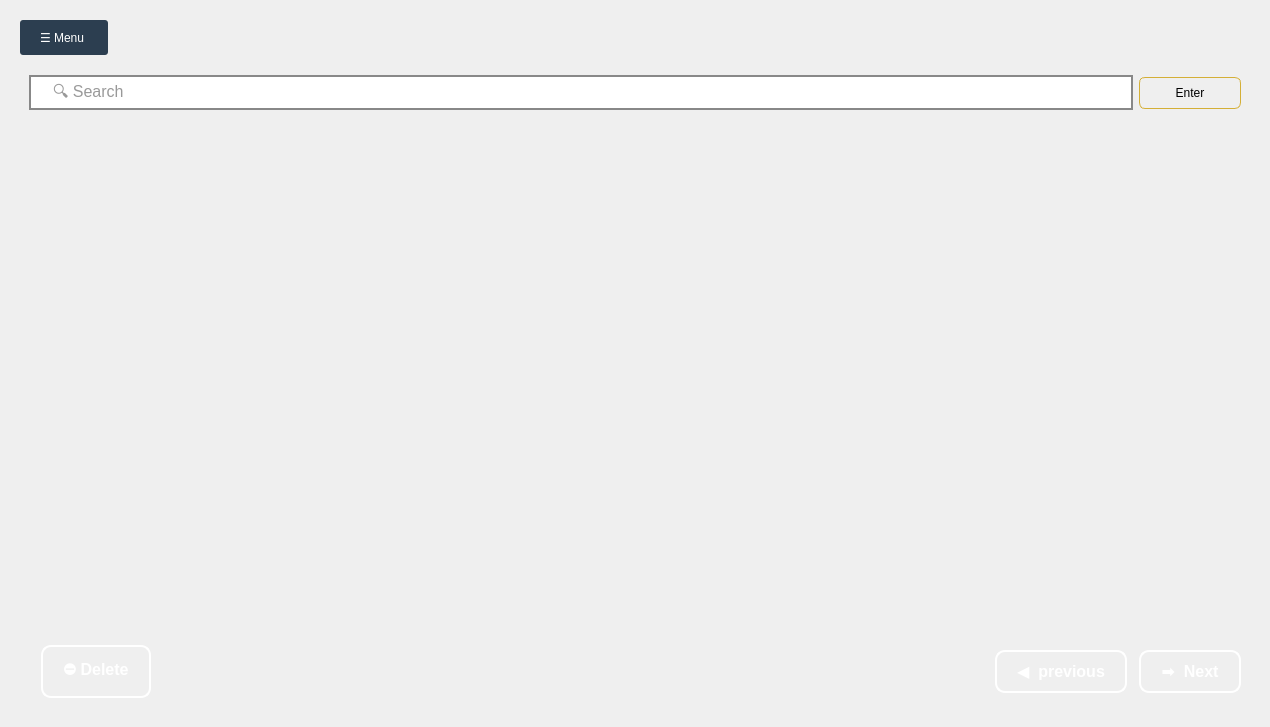
First picture: the form in admin.ui, repository MegaMineDSS/LuxeMine, before the edit.
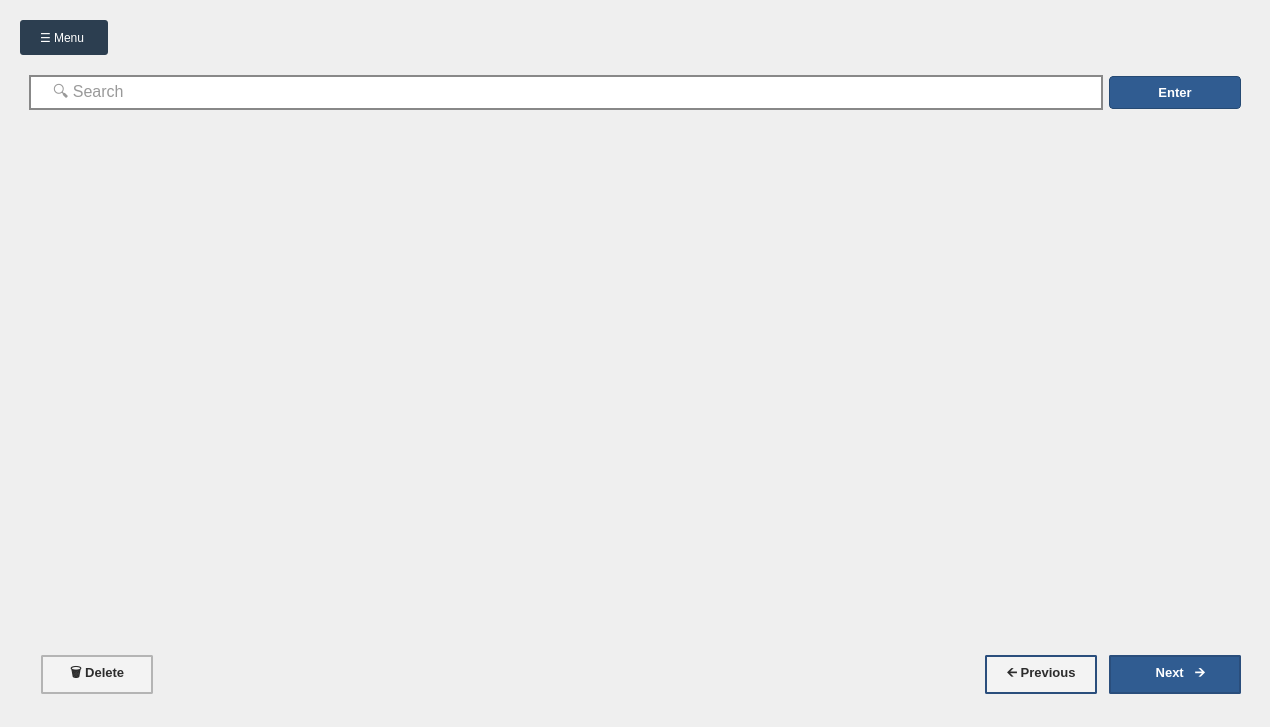
Second picture: the form after the edit. The open tabs and pages were chosen to show the change. Icons and pictures are not drawn.

Commit message: Implemented UI for table widget

```diff
--- a/admin.ui
+++ b/admin.ui
@@ -643,18 +643,19 @@
                <property name="font">
                 <font>
                  <pointsize>-1</pointsize>
-                 <bold>true</bold>
+                 <fontweight>DemiBold</fontweight>
                 </font>
                </property>
                <property name="styleSheet">
                 <string notr="true">QPushButton {
-    background: transparent;
-    border: 2px solid #ffffff;  /* White border */
-    color: #ffffff;  /* White text */
-    font-size: 16px;
-    font-weight: bold;
-    border-radius: 10px;
-    padding: 10px 20px;
+    background-color: #F3F3F3;
+    border: 1.5px solid #B4B4B4;
+    border-radius: 2px;
+    color: #2C2C2C;
+    font-size: 13px;
+    font-weight: 600;
+    padding: 6px 14px;
+    min-width: 80px;
 }
 
 QPushButton:hover {
@@ -668,10 +669,15 @@
     border-color: #ffffff;  /* White border on press */
     color: #f39c12;  /* Darker gold text on press */
 }
-</string>
+
+QPushButton:disabled {
+    background-color: #F0F0F0;
+    color: #A0A0A0;
+    border: 1.5px solid #D0D0D0;
+}</string>
                </property>
                <property name="text">
-                <string>⛔ Delete</string>
+                <string>🗑 Delete</string>
                </property>
               </widget>
              </item>
@@ -706,24 +712,26 @@
                <property name="font">
                 <font>
                  <pointsize>-1</pointsize>
-                 <bold>true</bold>
+                 <fontweight>DemiBold</fontweight>
                 </font>
                </property>
                <property name="styleSheet">
-                <string notr="true">QPushButton {
-    background: transparent;
-    border: 2px solid #ffffff;  /* White border */
-    color: #ffffff;  /* White text */
-    font-size: 16px;
-    font-weight: bold;
-    border-radius: 10px;
-    padding: 10px 20px;
+                <string notr="true">QPushButton:disabled {
+    background-color: #F0F0F0;
+    color: #A0A0A0;
+    border: 1.5px solid #D0D0D0;
 }
 
-QPushButton:hover {
-    background-color: rgba(255, 215, 0, 0.1);  /* Light gold background on hover */
-    border-color: #ffffff;  /* White border on hover */
-    color: #f1c40f;  /* Bright gold text on hover */
+
+QPushButton#next_image {
+    background-color: #305C91;
+    color: white;
+    border: 1.5px solid #2A4E7C;
+    border-radius: 2px;
+    font-size: 13px;
+    font-weight: 600;
+    padding: 6px 14px;
+    min-width: 80px;
 }
 
 QPushButton:pressed {
@@ -731,10 +739,14 @@
     border-color: #ffffff;  /* White border on press */
     color: #f39c12;  /* Darker gold text on press */
 }
-</string>
+
+QPushButton#next_image:pressed {
+    background-color: #254166;
+    border: 1.5px solid #1E3554;
+}</string>
                </property>
                <property name="text">
-                <string>➡️  Next</string>
+                <string>   Next   🡪</string>
                </property>
               </widget>
              </item>
@@ -782,18 +794,19 @@
                <property name="font">
                 <font>
                  <pointsize>-1</pointsize>
-                 <bold>true</bold>
+                 <fontweight>DemiBold</fontweight>
                 </font>
                </property>
                <property name="styleSheet">
                 <string notr="true">QPushButton {
-    background: transparent;
-    border: 2px solid #ffffff;  /* White border */
-    color: #ffffff;  /* White text */
-    font-size: 16px;
-    font-weight: bold;
-    border-radius: 10px;
-    padding: 10px 20px;
+    background-color: #F3F3F3;
+    border: 1.5px solid #2A4E7C;
+    border-radius: 2px;
+    color: #2C2C2C;
+    font-size: 13px;
+    font-weight: 600;
+    padding: 6px 14px;
+    min-width: 80px;
 }
 
 QPushButton:hover {
@@ -807,10 +820,15 @@
     border-color: #ffffff;  /* White border on press */
     color: #f39c12;  /* Darker gold text on press */
 }
-</string>
+
+QPushButton:disabled {
+    background-color: #F0F0F0;
+    color: #A0A0A0;
+    border: 1.5px solid #D0D0D0;
+}</string>
                </property>
                <property name="text">
-                <string>◀️  previous</string>
+                <string>🡨 Previous</string>
                </property>
               </widget>
              </item>
@@ -960,35 +978,32 @@
              <item row="0" column="13">
               <widget class="QPushButton" name="pushButton">
                <property name="styleSheet">
-                <string notr="true">/* === QPushButton Base Style === */
-QPushButton {
-    background-color: palette(button);
-    color: palette(button-text);
-    font: bold 12pt &quot;Segoe UI&quot;;
-    border: 1px solid #D4AF37;
-    border-radius: 6px;
-    padding: 8px 16px;
-    icon-size: 16px 16px;  /* This is symbolic, not absolute px */
+                <string notr="true">QPushButton {
+    background-color: #305C91;   /* enterprise blue */
+    color: #FFFFFF;
+    font-size: 13px;
+    font-weight: 600;
+    border-radius: 4px;
+    padding: 8px 20px;
+    min-width: 90px;
+    border: 1px solid #264A73;
 }
 
-/* === Hover Effect === */
 QPushButton:hover {
     background-color: #f5d76e;
     color: #000000;
     border: 1px solid #ffcc00;
 }
 
-/* === Pressed Effect === */
 QPushButton:pressed {
     background-color: #cfa93d;
     color: white;
 }
 
-/* === Disabled Button === */
 QPushButton:disabled {
-    background-color: #444444;
-    color: #AAAAAA;
-    border-color: #666666;
+    background-color: #E0E0E0;
+    color: #9E9E9E;
+    border: 1px solid #BDBDBD;
 }
 </string>
                </property>
```
Left out of the diff: 64 changed lines with no effect on the pictures. The commit also changes 1 other file.
